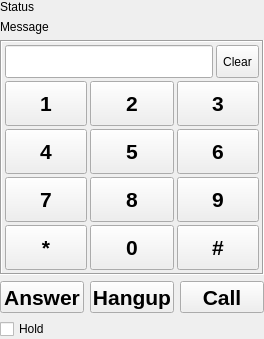
Old version of the form qSIP/PhoneWidget.ui in the repository soramimi/qSIP.
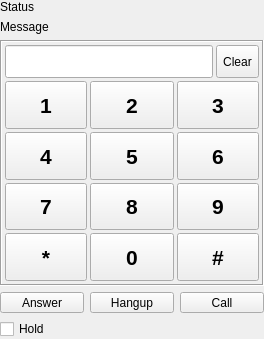
New version of the form. Icons and pictures are not drawn. Custom widgets are drawn as their Qt base class.

The edit to the form file:
```diff
--- a/qSIP/PhoneWidget.ui
+++ b/qSIP/PhoneWidget.ui
@@ -351,16 +351,22 @@
          <verstretch>0</verstretch>
         </sizepolicy>
        </property>
-       <property name="font">
-        <font>
-         <pointsize>16</pointsize>
-         <weight>75</weight>
-         <bold>true</bold>
-        </font>
-       </property>
        <property name="text">
         <string>Answer</string>
        </property>
+       <property name="icon">
+        <iconset resource="resources.qrc">
+         <normaloff>:/image/answer.svg</normaloff>:/image/answer.svg</iconset>
+       </property>
+       <property name="iconSize">
+        <size>
+         <width>32</width>
+         <height>32</height>
+        </size>
+       </property>
+       <property name="toolButtonStyle">
+        <enum>Qt::ToolButtonTextUnderIcon</enum>
+       </property>
       </widget>
      </item>
      <item>
@@ -371,16 +377,22 @@
          <verstretch>0</verstretch>
         </sizepolicy>
        </property>
-       <property name="font">
-        <font>
-         <pointsize>16</pointsize>
-         <weight>75</weight>
-         <bold>true</bold>
-        </font>
-       </property>
        <property name="text">
         <string>Hangup</string>
        </property>
+       <property name="icon">
+        <iconset resource="resources.qrc">
+         <normaloff>:/image/hangup.svg</normaloff>:/image/hangup.svg</iconset>
+       </property>
+       <property name="iconSize">
+        <size>
+         <width>32</width>
+         <height>32</height>
+        </size>
+       </property>
+       <property name="toolButtonStyle">
+        <enum>Qt::ToolButtonTextUnderIcon</enum>
+       </property>
       </widget>
      </item>
      <item>
@@ -391,16 +403,22 @@
          <verstretch>0</verstretch>
         </sizepolicy>
        </property>
-       <property name="font">
-        <font>
-         <pointsize>16</pointsize>
-         <weight>75</weight>
-         <bold>true</bold>
-        </font>
-       </property>
        <property name="text">
         <string>Call</string>
        </property>
+       <property name="icon">
+        <iconset resource="resources.qrc">
+         <normaloff>:/image/call.svg</normaloff>:/image/call.svg</iconset>
+       </property>
+       <property name="iconSize">
+        <size>
+         <width>32</width>
+         <height>32</height>
+        </size>
+       </property>
+       <property name="toolButtonStyle">
+        <enum>Qt::ToolButtonTextUnderIcon</enum>
+       </property>
       </widget>
      </item>
     </layout>
```
Left out of the diff: 4 changed lines with no effect on the pictures.
